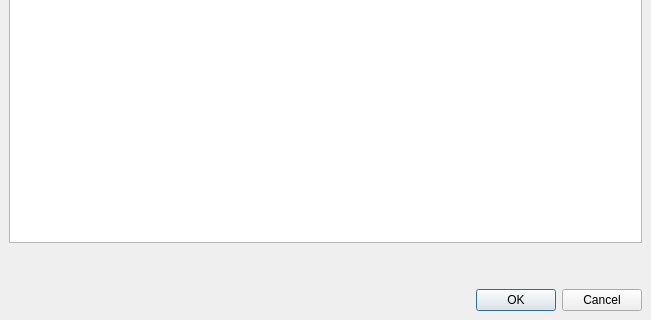
mean00/avidemux2, file avidemux_plugins/ADM_videoFilters6/eq2/qt4/eq2.ui: the form before one commit; both pictures show x 0 to 651 and y 240 to 560 of the 651 by 560 pixel window.
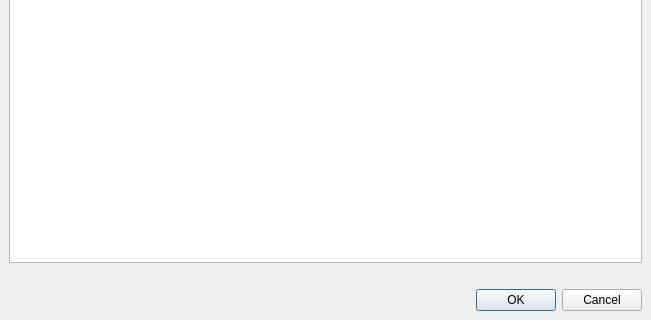
The form after the commit.

Commit message: [eq2] Make on-the-fly preview resizable

Diff of the .ui file:
```diff
--- a/avidemux_plugins/ADM_videoFilters6/eq2/qt4/eq2.ui
+++ b/avidemux_plugins/ADM_videoFilters6/eq2/qt4/eq2.ui
@@ -35,12 +35,12 @@
       <enum>Qt::Vertical</enum>
      </property>
      <property name="sizeType">
-      <enum>QSizePolicy::Ignored</enum>
+      <enum>QSizePolicy::Fixed</enum>
      </property>
      <property name="sizeHint" stdset="0">
       <size>
        <width>20</width>
-       <height>40</height>
+       <height>20</height>
       </size>
      </property>
     </spacer>
```
The commit also changes 2 other files.
